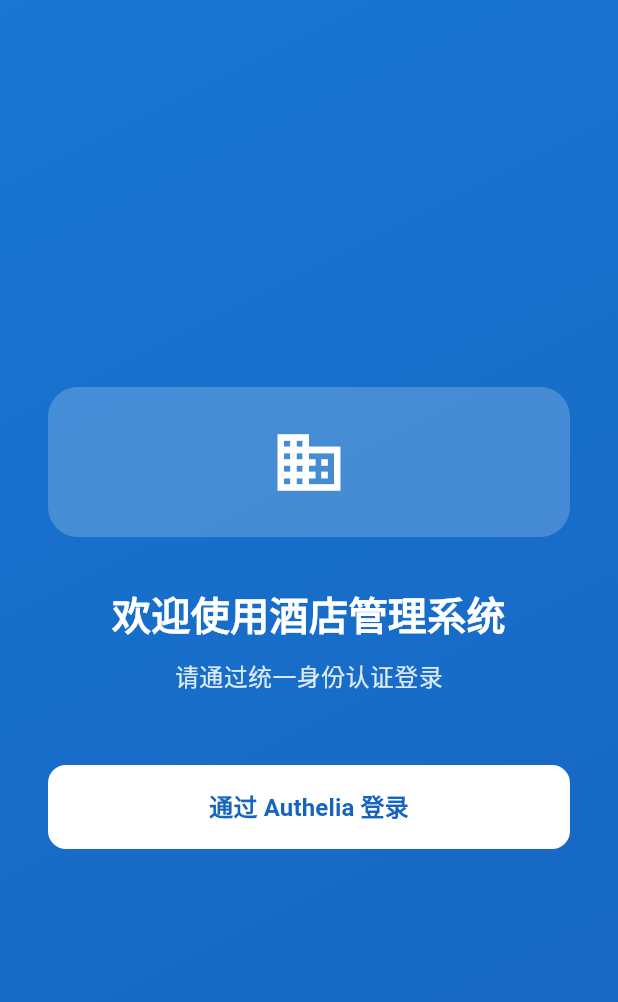
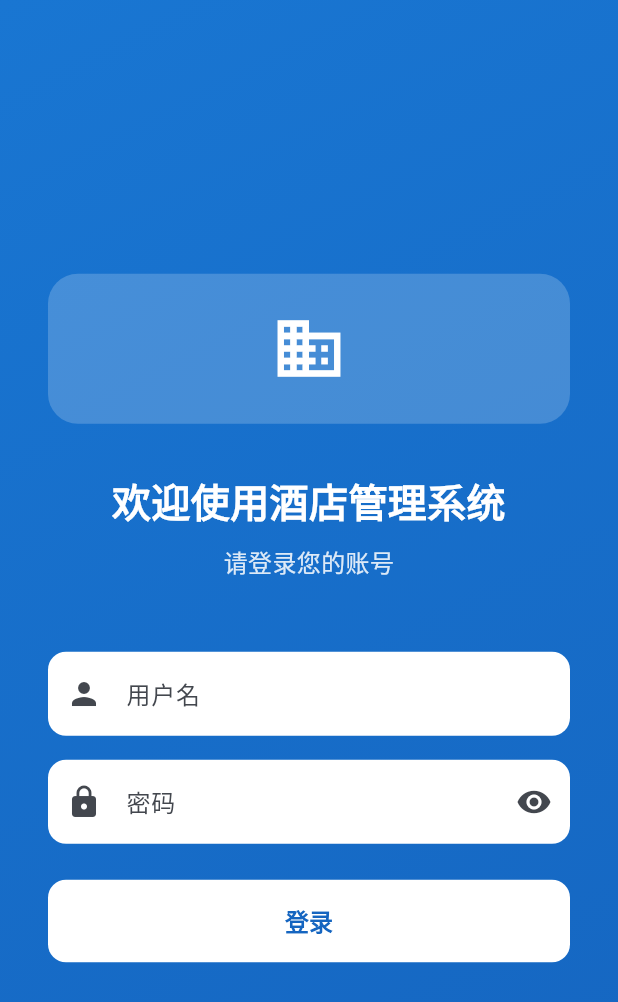
Before and after one commit to lwwwl/hotel_management_app, a Flutter app: the screen it shows after launch, on a phone screen of 412 x 824 dp. Shown: the top 1002 px of the screen. Run offline on Flutter 3.47's test engine with Material 3 defaults, Android fonts, the phone set to English and light mode, and no system bars; our stand-ins replace flutter_secure_storage; accounts and stored records are empty; Roboto replaces fonts that are missing (system-ui).

Commit message:
fix login

```diff
--- a/lib/pages/login_page.dart
+++ b/lib/pages/login_page.dart
@@ -2,13 +2,70 @@
 import '../services/auth_service.dart';
 import 'tasks_page.dart'; // 登录成功后跳转到主页
 
-class LoginPage extends StatelessWidget {
+class LoginPage extends StatefulWidget {
   const LoginPage({super.key});
 
   @override
+  State<LoginPage> createState() => _LoginPageState();
+}
+
+class _LoginPageState extends State<LoginPage> {
+  final AuthService _authService = AuthService();
+  final TextEditingController _usernameController = TextEditingController();
+  final TextEditingController _passwordController = TextEditingController();
+  final _formKey = GlobalKey<FormState>();
+  bool _isLoading = false;
+  bool _obscurePassword = true;
+
+  @override
+  void dispose() {
+    _usernameController.dispose();
+    _passwordController.dispose();
+    super.dispose();
+  }
+
+  Future<void> _handleLogin() async {
+    if (!_formKey.currentState!.validate()) {
+      return;
+    }
+
+    setState(() {
+      _isLoading = true;
+    });
+
+    try {
+      final result = await _authService.signIn(
+        _usernameController.text.trim(),
+        _passwordController.text,
+      );
+
+      if (!mounted) return;
+
+      if (result.success) {
+        // 登录成功后替换当前页面栈，跳转到主页
+        Navigator.pushReplacement(
+          context,
+          MaterialPageRoute(builder: (context) => const TasksPage()),
+        );
+      } else {
+        ScaffoldMessenger.of(context).showSnackBar(
+          SnackBar(
+            content: Text(result.errorMessage ?? '登录失败，请重试'),
+            backgroundColor: Colors.red,
+          ),
+        );
+      }
+    } finally {
+      if (mounted) {
+        setState(() {
+          _isLoading = false;
+        });
+      }
+    }
+  }
+
+  @override
   Widget build(BuildContext context) {
-    final AuthService authService = AuthService();
-
     return Scaffold(
       body: Container(
         decoration: const BoxDecoration(
@@ -19,8 +76,10 @@
           ),
         ),
         child: Center(
-          child: Padding(
+          child: SingleChildScrollView(
             padding: const EdgeInsets.all(32.0),
+            child: Form(
+              key: _formKey,
               child: Column(
                 mainAxisAlignment: MainAxisAlignment.center,
                 crossAxisAlignment: CrossAxisAlignment.stretch,
@@ -50,7 +109,7 @@
                   ),
                   const SizedBox(height: 12),
                   Text(
-                  '请通过统一身份认证登录',
+                    '请登录您的账号',
                     textAlign: TextAlign.center,
                     style: TextStyle(
                       fontSize: 16,
@@ -58,6 +117,65 @@
                     ),
                   ),
                   const SizedBox(height: 48),
+
+                  // 用户名输入框
+                  TextFormField(
+                    controller: _usernameController,
+                    decoration: InputDecoration(
+                      labelText: '用户名',
+                      prefixIcon: const Icon(Icons.person),
+                      filled: true,
+                      fillColor: Colors.white,
+                      border: OutlineInputBorder(
+                        borderRadius: BorderRadius.circular(12),
+                        borderSide: BorderSide.none,
+                      ),
+                    ),
+                    validator: (value) {
+                      if (value == null || value.trim().isEmpty) {
+                        return '请输入用户名';
+                      }
+                      return null;
+                    },
+                    enabled: !_isLoading,
+                  ),
+                  const SizedBox(height: 16),
+
+                  // 密码输入框
+                  TextFormField(
+                    controller: _passwordController,
+                    obscureText: _obscurePassword,
+                    decoration: InputDecoration(
+                      labelText: '密码',
+                      prefixIcon: const Icon(Icons.lock),
+                      suffixIcon: IconButton(
+                        icon: Icon(
+                          _obscurePassword ? Icons.visibility : Icons.visibility_off,
+                        ),
+                        onPressed: () {
+                          setState(() {
+                            _obscurePassword = !_obscurePassword;
+                          });
+                        },
+                      ),
+                      filled: true,
+                      fillColor: Colors.white,
+                      border: OutlineInputBorder(
+                        borderRadius: BorderRadius.circular(12),
+                        borderSide: BorderSide.none,
+                      ),
+                    ),
+                    validator: (value) {
+                      if (value == null || value.isEmpty) {
+                        return '请输入密码';
+                      }
+                      return null;
+                    },
+                    enabled: !_isLoading,
+                  ),
+                  const SizedBox(height: 24),
+
+                  // 登录按钮
                   ElevatedButton(
                     style: ElevatedButton.styleFrom(
                       foregroundColor: Colors.blue.shade800,
@@ -67,25 +185,15 @@
                         borderRadius: BorderRadius.circular(12),
                       ),
                     ),
-                  onPressed: () async {
-                    final success = await authService.signIn();
-                    if (success && context.mounted) {
-                      // 登录成功后替换当前页面栈，跳转到主页
-                      Navigator.pushReplacement(
-                        context,
-                        MaterialPageRoute(builder: (context) => const TasksPage()),
-                      );
-                    } else if (context.mounted) {
-                      ScaffoldMessenger.of(context).showSnackBar(
-                        const SnackBar(
-                          content: Text('登录失败，请重试'),
-                          backgroundColor: Colors.red,
-                        ),
-                      );
-                    }
-                  },
-                  child: const Text(
-                    '通过 Authelia 登录',
+                    onPressed: _isLoading ? null : _handleLogin,
+                    child: _isLoading
+                        ? const SizedBox(
+                            height: 20,
+                            width: 20,
+                            child: CircularProgressIndicator(strokeWidth: 2),
+                          )
+                        : const Text(
+                            '登录',
                             style: TextStyle(fontSize: 16, fontWeight: FontWeight.bold),
                           ),
                   ),
@@ -94,6 +202,7 @@
             ),
           ),
         ),
+      ),
     );
   }
 }
--- a/pubspec.yaml
+++ b/pubspec.yaml
@@ -37,9 +37,6 @@
 
   # HTTP client for API requests
   http: ^1.1.0
-
-  # 用于处理 OIDC 认证流程
-  flutter_appauth: ^6.0.0
 
   # 用于在设备上安全地存储令牌
   flutter_secure_storage: ^9.0.0
```
Also changed, not shown: lib/services/auth_service.dart (+88 -38 lines), lib/services/notification_api_service.dart (+3 -4 lines), lib/services/task_api_service.dart (+25 -18 lines), pubspec.lock, 6 other files. Lines whose indentation alone changed are shown as unchanged.
